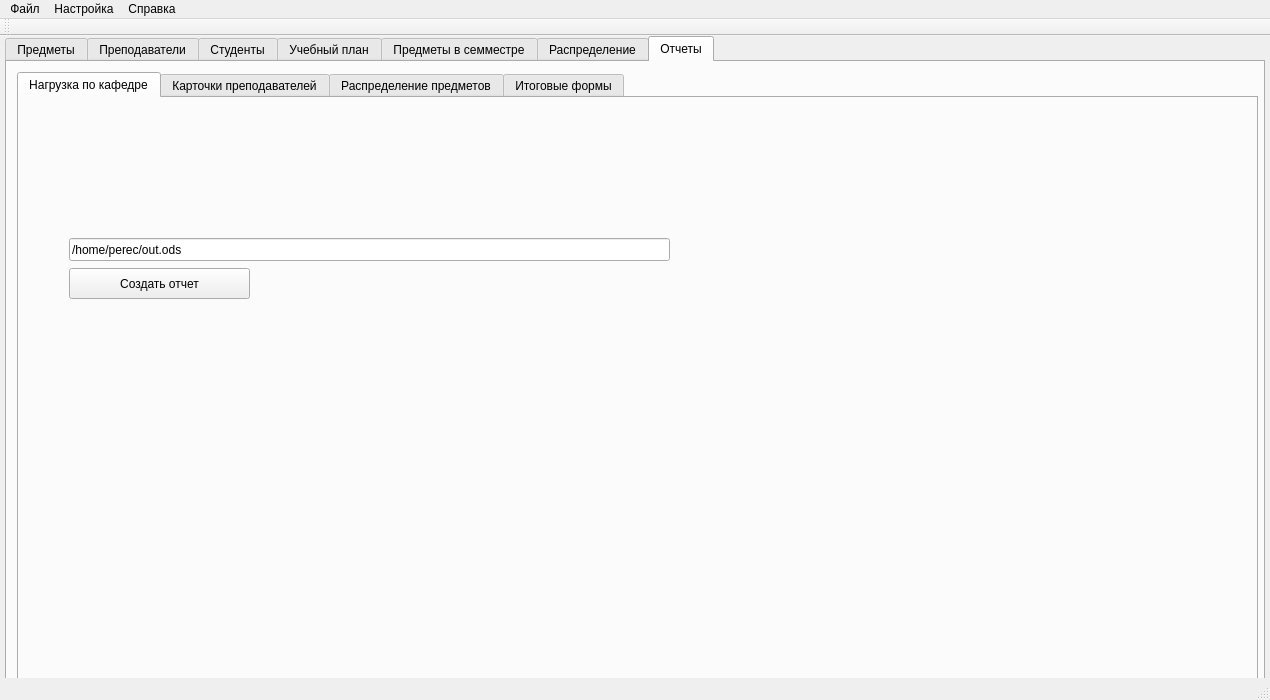
This is mainwindow.ui in alexeypertcev/ksu-ivt-nagruzka as Qt 5 draws it before an edit. The edited form follows.
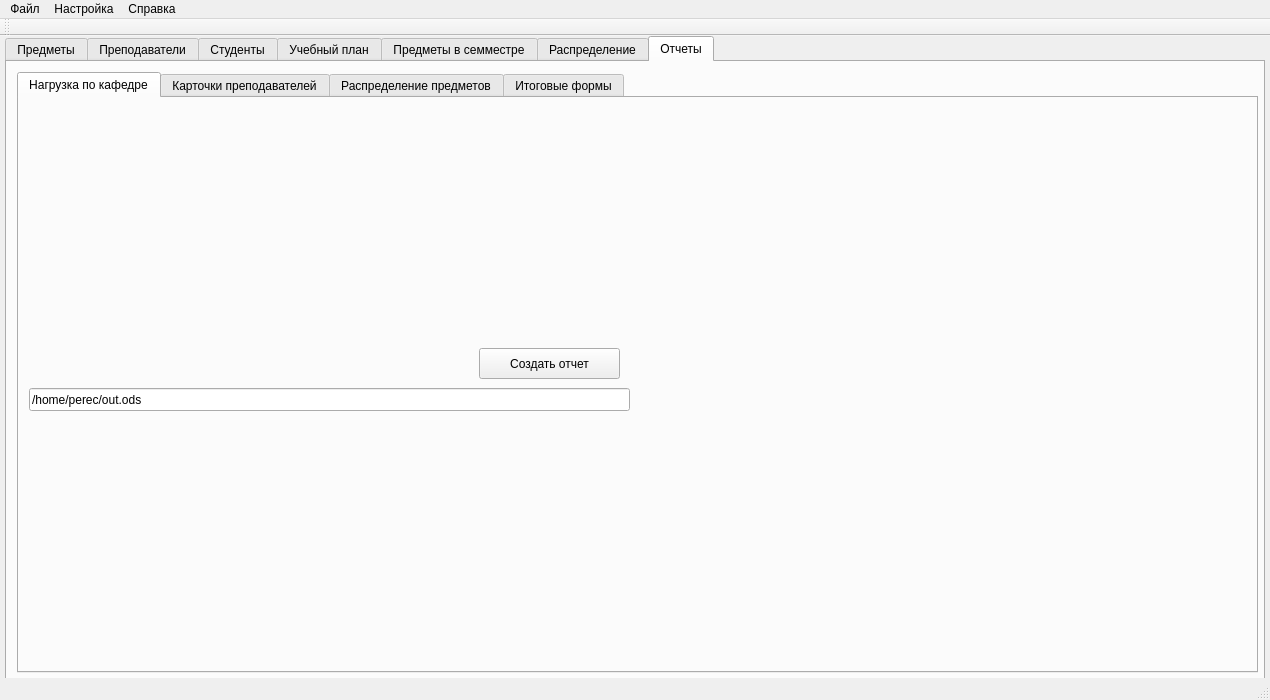
This is the edited form. Custom widgets are drawn as their Qt base class.

Diff of the .ui file:
```diff
--- a/mainwindow.ui
+++ b/mainwindow.ui
@@ -544,7 +544,7 @@
         <x>10</x>
         <y>10</y>
         <width>1241</width>
-        <height>611</height>
+        <height>601</height>
        </rect>
       </property>
       <property name="currentIndex">
@@ -557,9 +557,9 @@
        <widget class="QPushButton" name="pushButton_5">
         <property name="geometry">
          <rect>
-          <x>50</x>
-          <y>170</y>
-          <width>181</width>
+          <x>460</x>
+          <y>250</y>
+          <width>141</width>
           <height>31</height>
          </rect>
         </property>
@@ -570,8 +570,8 @@
        <widget class="QLineEdit" name="lineEdit_3">
         <property name="geometry">
          <rect>
-          <x>50</x>
-          <y>140</y>
+          <x>10</x>
+          <y>290</y>
           <width>601</width>
           <height>23</height>
          </rect>
```
